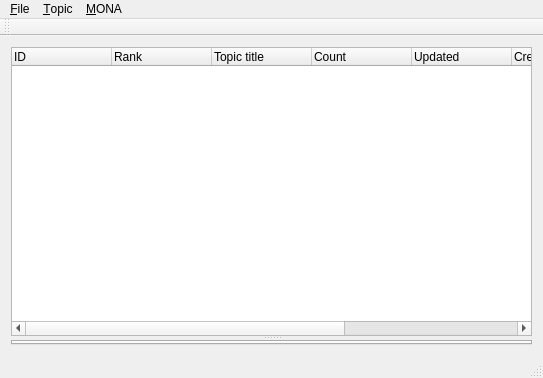
Above: mainwindow.ui from ottyajp/mona_chaduke before the change. Below: the same form after it.
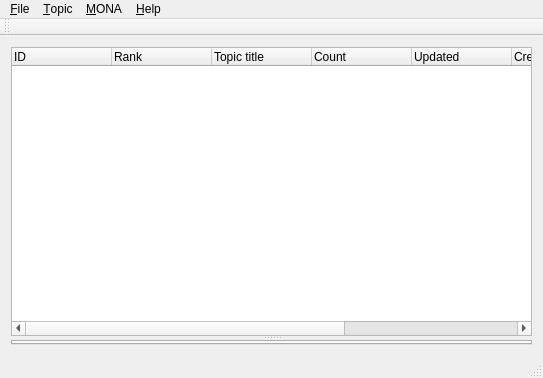
That is the form after the change.

Commit message: About画面てきとうに作ってみた

```diff
--- a/mainwindow.ui
+++ b/mainwindow.ui
@@ -117,9 +117,16 @@
     <addaction name="actionGet_balance"/>
     <addaction name="actionGet_deposit_address"/>
    </widget>
+   <widget class="QMenu" name="menu_Help">
+    <property name="title">
+     <string>&amp;Help</string>
+    </property>
+    <addaction name="actionabout"/>
+   </widget>
    <addaction name="menuFile_F"/>
    <addaction name="menuTopic"/>
    <addaction name="menu_MONA"/>
+   <addaction name="menu_Help"/>
   </widget>
   <widget class="QToolBar" name="mainToolBar">
    <attribute name="toolBarArea">
```
Left out of the diff: 5 changed lines with no effect on the pictures. The commit also changes 3 other files.
